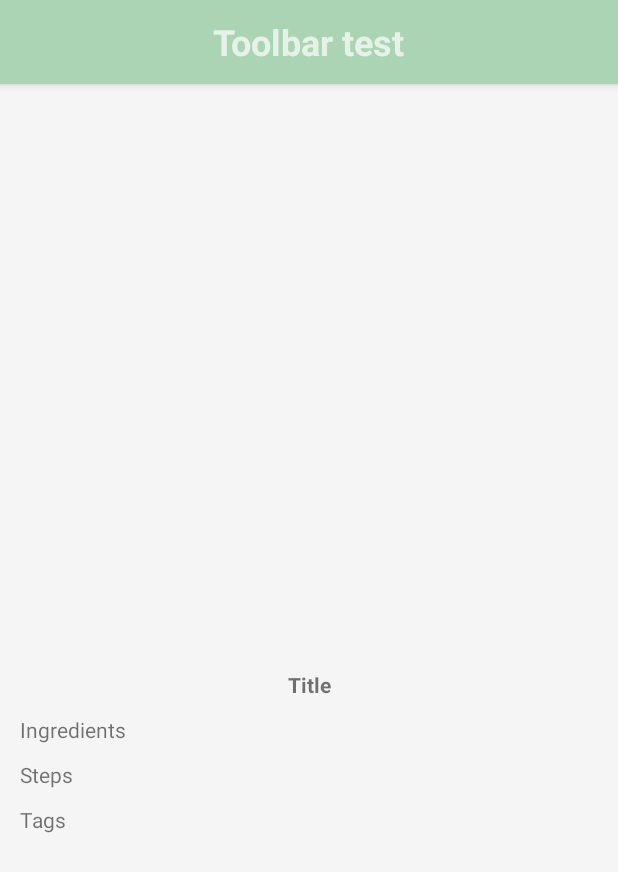
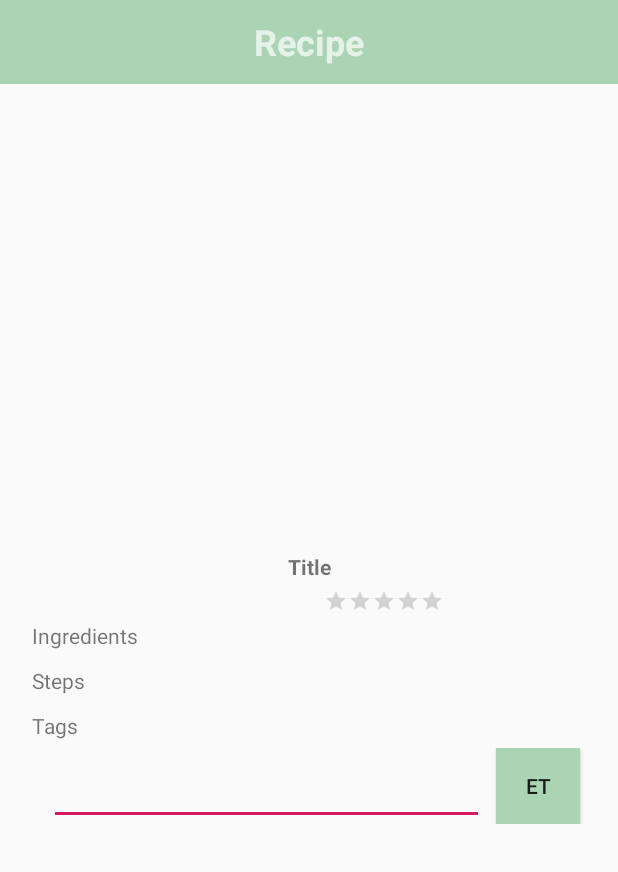
Before and after one commit to MinSukKim/CooKingRecipe, an Android app: the Detailrecipe screen opened directly, with no data from a screen before it, on a phone screen of 412 x 824 dp. Shown: the top 872 px of the screen. Run offline under Robolectric (Android 15) with nearby library versions, the phone set to English and light mode, and no system bars.

Commit message:
connect_Detailrecipe

```diff
--- a/app/src/main/java/com/example/girln/recipeapp/Detailrecipe.java
+++ b/app/src/main/java/com/example/girln/recipeapp/Detailrecipe.java
@@ -2,6 +2,8 @@ package com.example.girln.recipeapp;
 
 import android.support.v7.app.AppCompatActivity;
 import android.os.Bundle;
+import android.support.v7.widget.Toolbar;
+import android.widget.TextView;
 
 public class Detailrecipe extends AppCompatActivity {
 
@@ -9,5 +11,12 @@ public class Detailrecipe extends AppCompatActivity {
     protected void onCreate(Bundle savedInstanceState) {
         super.onCreate(savedInstanceState);
         setContentView(R.layout.activity_detailrecipe);
+
+        Toolbar toolbar = (Toolbar) findViewById(R.id.toolbar);
+        setSupportActionBar(toolbar);
+
+        TextView tbTitle = (TextView) findViewById(R.id.toolbarTitle);
+        tbTitle.setText("Recipe");
+
     }
 }
--- a/app/src/main/java/com/example/girln/recipeapp/MyAdapter.java
+++ b/app/src/main/java/com/example/girln/recipeapp/MyAdapter.java
@@ -44,13 +44,20 @@ public class MyAdapter extends RecyclerView.Adapter<RecyclerView.ViewHolder> {
 
         GlideApp.with(context)
                 .load(myUri)
+                .override(160, 80)
                 .into(myViewHolder.ivPicture);
 
         myViewHolder.tvtitle.setText(item_recipeArrayList.get(position).title);
         myViewHolder.tvRate.setRating(round(item_recipeArrayList.get(position).rate));
         myViewHolder.tvtags.setText(item_recipeArrayList.get(position).tags);
 
-
+        ((MyViewHolder) holder).tvtitle.setOnClickListener(new View.OnClickListener() {
+            @Override
+            public void onClick(View view) {
+                Intent intent = new Intent(context, Detailrecipe.class);
+                context.startActivity(intent);
+            }
+        });
     }
 
     @Override
--- a/app/src/main/res/layout/activity_detailrecipe.xml
+++ b/app/src/main/res/layout/activity_detailrecipe.xml
@@ -6,14 +6,24 @@
     android:layout_height="match_parent"
     tools:context=".Detailrecipe">
 
-    <include
-        layout="@layout/app_bar_main"
+
+    <ScrollView
+        android:id="@+id/scrollView2"
         android:layout_width="match_parent"
-        android:layout_height="match_parent" />
+        android:layout_height="736dp"
+        android:layout_marginStart="8dp"
+        android:layout_marginTop="8dp"
+        android:layout_marginEnd="8dp"
+        android:layout_marginBottom="8dp"
+        app:layout_constraintBottom_toBottomOf="parent"
+        app:layout_constraintEnd_toEndOf="parent"
+        app:layout_constraintStart_toStartOf="parent"
+        app:layout_constraintTop_toTopOf="parent">
 
         <LinearLayout
-        android:layout_width="0dp"
-        android:layout_height="513dp"
+            android:id="@+id/linearLayout2"
+            android:layout_width="match_parent"
+            android:layout_height="wrap_content"
             android:layout_marginStart="8dp"
             android:layout_marginTop="58dp"
             android:layout_marginEnd="8dp"
@@ -21,8 +31,10 @@
             android:orientation="vertical"
             app:layout_constraintBottom_toBottomOf="parent"
             app:layout_constraintEnd_toEndOf="parent"
+            app:layout_constraintHorizontal_bias="0.5"
             app:layout_constraintStart_toStartOf="parent"
-        app:layout_constraintTop_toTopOf="parent">
+            app:layout_constraintTop_toTopOf="parent"
+            app:layout_constraintVertical_bias="0.0">
 
             <ImageView
                 android:id="@+id/imageView2"
@@ -32,17 +44,27 @@
                 tools:srcCompat="@tools:sample/backgrounds/scenic" />
 
             <TextView
-            android:id="@+id/textView6"
+                android:id="@+id/tvTitle"
                 android:layout_width="match_parent"
                 android:layout_height="wrap_content"
                 android:layout_margin="5dp"
+
                 android:text="Title"
                 android:textAlignment="center"
                 android:textStyle="bold" />
 
+            <RatingBar
+                android:id="@+id/ratingBar"
+                style="@style/Widget.AppCompat.RatingBar.Small"
+                android:layout_width="wrap_content"
+                android:layout_height="wrap_content"
+                android:layout_marginStart="200dp"
+                android:numStars="5"
+                android:stepSize="0.1" />
+
             <ScrollView
                 android:layout_width="match_parent"
-            android:layout_height="match_parent">
+                android:layout_height="90dp">
 
                 <LinearLayout
                     android:layout_width="match_parent"
@@ -50,21 +72,21 @@
                     android:orientation="vertical">
 
                     <TextView
-                    android:id="@+id/textView7"
+                        android:id="@+id/tvIngredients"
                         android:layout_width="match_parent"
                         android:layout_height="wrap_content"
                         android:layout_margin="5dp"
                         android:text="Ingredients" />
 
                     <TextView
-                    android:id="@+id/textView8"
+                        android:id="@+id/tvSteps"
                         android:layout_width="match_parent"
                         android:layout_height="wrap_content"
                         android:layout_margin="5dp"
                         android:text="Steps" />
 
                     <TextView
-                    android:id="@+id/textView9"
+                        android:id="@+id/tvTags"
                         android:layout_width="match_parent"
                         android:layout_height="wrap_content"
                         android:layout_margin="5dp"
@@ -72,7 +94,47 @@
                 </LinearLayout>
             </ScrollView>
 
+            <LinearLayout
+                android:layout_width="match_parent"
+                android:layout_height="match_parent"
+                android:gravity="center_horizontal"
+                android:orientation="horizontal">
+
+                <EditText
+                    android:id="@+id/editText2"
+                    android:layout_width="290dp"
+                    android:layout_height="wrap_content"
+                    android:layout_marginStart="8dp"
+                    android:layout_marginTop="8dp"
+                    android:layout_marginEnd="8dp"
+                    android:layout_marginBottom="8dp"
+                    android:ems="10"
+                    android:importantForAutofill="no"
+                    android:inputType="textPersonName"
+                    android:selectAllOnFocus="false"
+                    android:singleLine="false"
+                    android:textSize="10sp"
+                    app:layout_constraintBottom_toBottomOf="parent"
+                    app:layout_constraintEnd_toEndOf="parent"
+                    app:layout_constraintHorizontal_bias="0.0"
+                    app:layout_constraintStart_toStartOf="parent"
+                    app:layout_constraintTop_toTopOf="parent"
+                    app:layout_constraintVertical_bias="1.0" />
+
+                <Button
+                    android:id="@+id/button2"
+                    style="@style/FirebaseUI.Button"
+                    android:layout_width="56dp"
+                    android:layout_height="match_parent"
+                    android:background="@color/colorPrimary"
+                    android:text="Et" />
             </LinearLayout>
 
+        </LinearLayout>
+    </ScrollView>
 
+    <include
+        layout="@layout/app_bar_main"
+        android:layout_width="match_parent"
+        android:layout_height="56dp" />
 </android.support.constraint.ConstraintLayout>
--- a/app/src/main/res/layout/item_recipe.xml
+++ b/app/src/main/res/layout/item_recipe.xml
@@ -22,8 +22,8 @@
 
         <ImageView
             android:id="@+id/iv_picture"
-            android:layout_width="156dp"
-            android:layout_height="76dp"
+            android:layout_width="160dp"
+            android:layout_height="80dp"
             android:layout_gravity="center_vertical"
             android:layout_margin="10dp"
             android:contentDescription="TODO"
```
Lines whose indentation alone changed are shown as unchanged.
